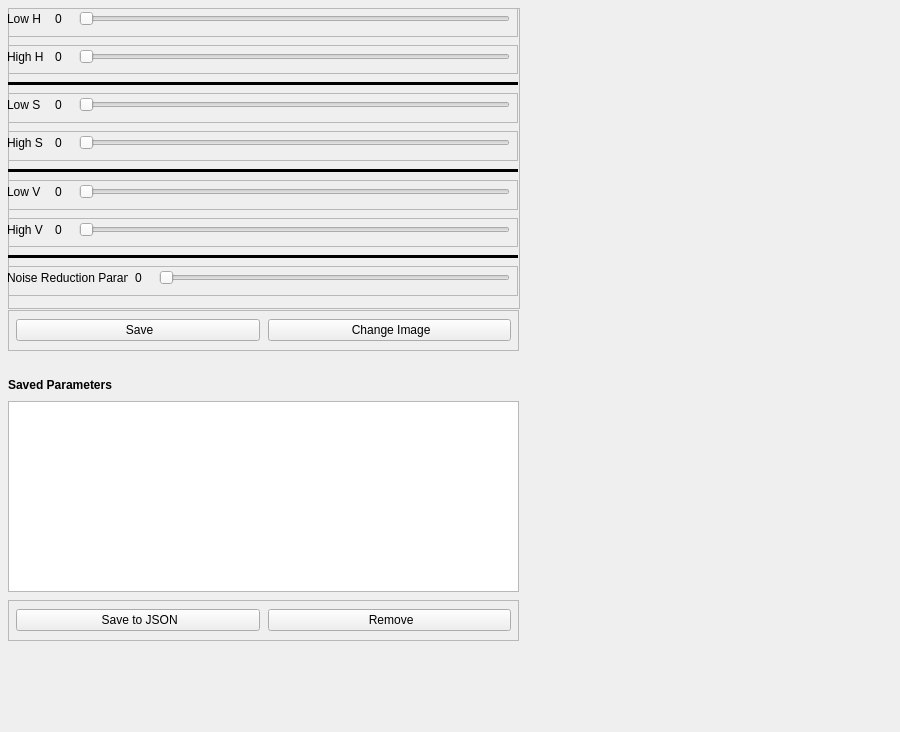
Before: the Qt Designer form Views/TrainerView.ui in cforclown/identifikasi-kualitas-daging-sapi-unggul-dgn-menggunakan-metode-regionprops, drawn with Qt 5.
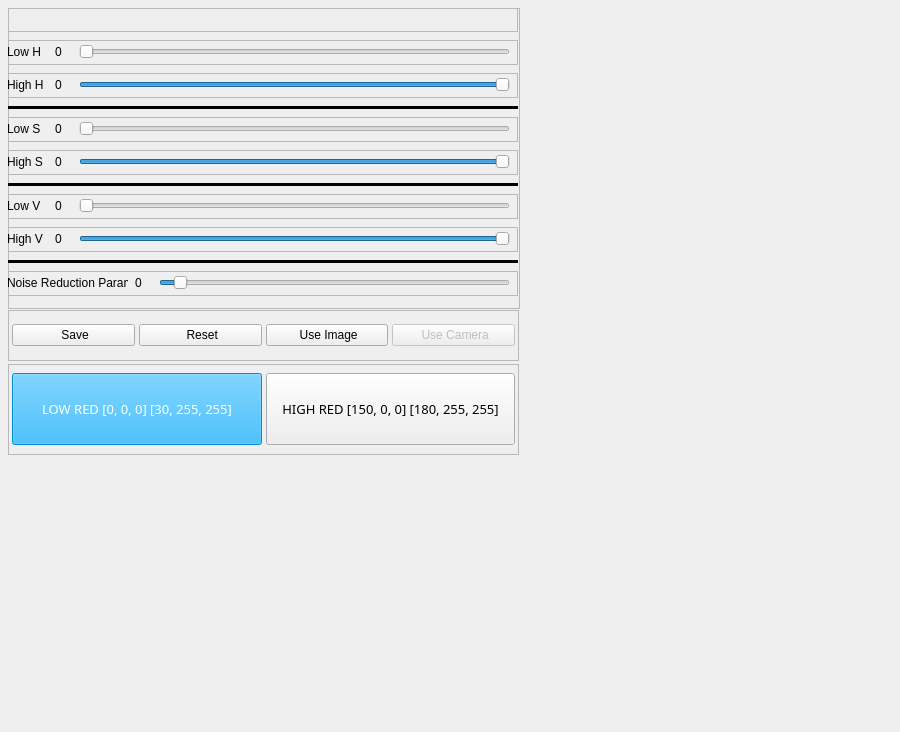
After: the same form once the commit is applied. Icons and pictures are not drawn.

```diff
--- a/Views/TrainerView.ui
+++ b/Views/TrainerView.ui
@@ -72,9 +72,73 @@
       <property name="leftMargin">
        <number>0</number>
       </property>
+      <property name="topMargin">
+       <number>0</number>
+      </property>
       <property name="bottomMargin">
        <number>12</number>
       </property>
+      <item>
+       <widget class="QFrame" name="HSVRange">
+        <property name="frameShape">
+         <enum>QFrame::StyledPanel</enum>
+        </property>
+        <property name="frameShadow">
+         <enum>QFrame::Raised</enum>
+        </property>
+        <widget class="QLabel" name="blank">
+         <property name="geometry">
+          <rect>
+           <x>0</x>
+           <y>0</y>
+           <width>48</width>
+           <height>24</height>
+          </rect>
+         </property>
+         <property name="text">
+          <string/>
+         </property>
+         <property name="margin">
+          <number>4</number>
+         </property>
+        </widget>
+        <widget class="QLabel" name="blank_2">
+         <property name="geometry">
+          <rect>
+           <x>48</x>
+           <y>0</y>
+           <width>24</width>
+           <height>24</height>
+          </rect>
+         </property>
+         <property name="text">
+          <string/>
+         </property>
+        </widget>
+        <widget class="QLabel" name="label">
+         <property name="geometry">
+          <rect>
+           <x>72</x>
+           <y>0</y>
+           <width>431</width>
+           <height>24</height>
+          </rect>
+         </property>
+         <property name="text">
+          <string/>
+         </property>
+         <property name="pixmap">
+          <pixmap>Resources/hsv.png</pixmap>
+         </property>
+         <property name="scaledContents">
+          <bool>true</bool>
+         </property>
+         <property name="alignment">
+          <set>Qt::AlignCenter</set>
+         </property>
+        </widget>
+       </widget>
+      </item>
       <item>
        <widget class="QFrame" name="lowHFrame">
         <property name="frameShape">
@@ -92,6 +156,9 @@
            <height>24</height>
           </rect>
          </property>
+         <property name="maximum">
+          <number>180</number>
+         </property>
          <property name="orientation">
           <enum>Qt::Horizontal</enum>
          </property>
@@ -144,6 +211,12 @@
            <height>24</height>
           </rect>
          </property>
+         <property name="maximum">
+          <number>180</number>
+         </property>
+         <property name="value">
+          <number>180</number>
+         </property>
          <property name="orientation">
           <enum>Qt::Horizontal</enum>
          </property>
@@ -209,6 +282,9 @@
            <height>24</height>
           </rect>
          </property>
+         <property name="maximum">
+          <number>255</number>
+         </property>
          <property name="orientation">
           <enum>Qt::Horizontal</enum>
          </property>
@@ -261,6 +337,12 @@
            <height>24</height>
           </rect>
          </property>
+         <property name="maximum">
+          <number>255</number>
+         </property>
+         <property name="value">
+          <number>255</number>
+         </property>
          <property name="orientation">
           <enum>Qt::Horizontal</enum>
          </property>
@@ -326,6 +408,9 @@
            <height>24</height>
           </rect>
          </property>
+         <property name="maximum">
+          <number>255</number>
+         </property>
          <property name="orientation">
           <enum>Qt::Horizontal</enum>
          </property>
@@ -378,6 +463,12 @@
            <height>24</height>
           </rect>
          </property>
+         <property name="maximum">
+          <number>255</number>
+         </property>
+         <property name="value">
+          <number>255</number>
+         </property>
          <property name="orientation">
           <enum>Qt::Horizontal</enum>
          </property>
@@ -443,6 +534,15 @@
            <height>24</height>
           </rect>
          </property>
+         <property name="minimum">
+          <number>1</number>
+         </property>
+         <property name="singleStep">
+          <number>2</number>
+         </property>
+         <property name="value">
+          <number>5</number>
+         </property>
          <property name="orientation">
           <enum>Qt::Horizontal</enum>
          </property>
@@ -538,110 +638,13 @@
      <bool>true</bool>
     </property>
    </widget>
-   <widget class="QListView" name="savedParamsListView">
-    <property name="geometry">
-     <rect>
-      <x>8</x>
-      <y>401</y>
-      <width>511</width>
-      <height>191</height>
-     </rect>
-    </property>
-   </widget>
-   <widget class="QFrame" name="listControlFrame">
-    <property name="geometry">
-     <rect>
-      <x>8</x>
-      <y>600</y>
-      <width>511</width>
-      <height>41</height>
-     </rect>
-    </property>
-    <property name="frameShape">
-     <enum>QFrame::StyledPanel</enum>
-    </property>
-    <property name="frameShadow">
-     <enum>QFrame::Raised</enum>
-    </property>
-    <widget class="QWidget" name="horizontalLayoutWidget">
-     <property name="geometry">
-      <rect>
-       <x>0</x>
-       <y>0</y>
-       <width>511</width>
-       <height>41</height>
-      </rect>
-     </property>
-     <layout class="QHBoxLayout" name="listControlLayout">
-      <property name="spacing">
-       <number>8</number>
-      </property>
-      <property name="leftMargin">
-       <number>8</number>
-      </property>
-      <property name="rightMargin">
-       <number>8</number>
-      </property>
-      <item>
-       <widget class="QPushButton" name="saveListToJSONBtn">
-        <property name="text">
-         <string> Save to JSON</string>
-        </property>
-        <property name="icon">
-         <iconset>
-          <normaloff>Resources/code.png</normaloff>Resources/code.png</iconset>
-        </property>
-        <property name="iconSize">
-         <size>
-          <width>18</width>
-          <height>18</height>
-         </size>
-        </property>
-       </widget>
-      </item>
-      <item>
-       <widget class="QPushButton" name="removeParamsBtn">
-        <property name="text">
-         <string> Remove</string>
-        </property>
-        <property name="icon">
-         <iconset>
-          <normaloff>Resources/delete-button.png</normaloff>Resources/delete-button.png</iconset>
-        </property>
-        <property name="iconSize">
-         <size>
-          <width>18</width>
-          <height>18</height>
-         </size>
-        </property>
-       </widget>
-      </item>
-     </layout>
-    </widget>
-   </widget>
-   <widget class="QLabel" name="savedParamsText">
-    <property name="geometry">
-     <rect>
-      <x>8</x>
-      <y>370</y>
-      <width>511</width>
-      <height>31</height>
-     </rect>
-    </property>
-    <property name="text">
-     <string>&lt;html&gt;&lt;head/&gt;&lt;body&gt;&lt;p&gt;&lt;span style=&quot; font-weight:600;&quot;&gt;Saved Parameters&lt;/span&gt;&lt;/p&gt;&lt;/body&gt;&lt;/html&gt;</string>
-    </property>
-    <property name="margin">
-     <number>4</number>
-    </property>
-   </widget>
    <widget class="QFrame" name="paramsControlFrame">
     <property name="geometry">
      <rect>
       <x>8</x>
       <y>310</y>
       <width>511</width>
-      <height>41</height>
+      <height>51</height>
      </rect>
     </property>
     <property name="frameShape">
@@ -656,18 +659,18 @@
        <x>0</x>
        <y>0</y>
        <width>511</width>
-       <height>41</height>
+       <height>51</height>
       </rect>
      </property>
      <layout class="QHBoxLayout" name="paramsControlLayout">
       <property name="spacing">
-       <number>8</number>
+       <number>4</number>
       </property>
       <property name="leftMargin">
-       <number>8</number>
+       <number>4</number>
       </property>
       <property name="rightMargin">
-       <number>8</number>
+       <number>4</number>
       </property>
       <item>
        <widget class="QPushButton" name="saveParamsBtn">
@@ -683,7 +686,27 @@
       <item>
        <widget class="QPushButton" name="changeImgBtn">
         <property name="text">
-         <string> Change Image</string>
+         <string> Reset</string>
+        </property>
+        <property name="icon">
+         <iconset>
+          <normaloff>Resources/undo.png</normaloff>Resources/undo.png</iconset>
+        </property>
+        <property name="iconSize">
+         <size>
+          <width>18</width>
+          <height>18</height>
+         </size>
+        </property>
+       </widget>
+      </item>
+      <item>
+       <widget class="QPushButton" name="useImgBtn">
+        <property name="enabled">
+         <bool>true</bool>
+        </property>
+        <property name="text">
+         <string> Use Image</string>
         </property>
         <property name="icon">
          <iconset>
@@ -694,6 +717,119 @@
           <width>18</width>
           <height>18</height>
          </size>
+        </property>
+       </widget>
+      </item>
+      <item>
+       <widget class="QPushButton" name="useCameraBtn">
+        <property name="enabled">
+         <bool>false</bool>
+        </property>
+        <property name="text">
+         <string> Use Camera</string>
+        </property>
+        <property name="icon">
+         <iconset>
+          <normaloff>Resources/camera-lens.png</normaloff>Resources/camera-lens.png</iconset>
+        </property>
+        <property name="iconSize">
+         <size>
+          <width>18</width>
+          <height>18</height>
+         </size>
+        </property>
+       </widget>
+      </item>
+     </layout>
+    </widget>
+   </widget>
+   <widget class="QFrame" name="frame">
+    <property name="geometry">
+     <rect>
+      <x>8</x>
+      <y>364</y>
+      <width>511</width>
+      <height>91</height>
+     </rect>
+    </property>
+    <property name="frameShape">
+     <enum>QFrame::StyledPanel</enum>
+    </property>
+    <property name="frameShadow">
+     <enum>QFrame::Raised</enum>
+    </property>
+    <widget class="QWidget" name="horizontalLayoutWidget_2">
+     <property name="geometry">
+      <rect>
+       <x>0</x>
+       <y>0</y>
+       <width>511</width>
+       <height>91</height>
+      </rect>
+     </property>
+     <layout class="QHBoxLayout" name="horizontalLayout">
+      <property name="spacing">
+       <number>4</number>
+      </property>
+      <property name="leftMargin">
+       <number>4</number>
+      </property>
+      <property name="topMargin">
+       <number>4</number>
+      </property>
+      <property name="rightMargin">
+       <number>4</number>
+      </property>
+      <property name="bottomMargin">
+       <number>4</number>
+      </property>
+      <item>
+       <widget class="QPushButton" name="lowRedValueTextBtn">
+        <property name="enabled">
+         <bool>false</bool>
+        </property>
+        <property name="maximumSize">
+         <size>
+          <width>16777215</width>
+          <height>72</height>
+         </size>
+        </property>
+        <property name="font">
+         <font>
+          <family>Franklin Gothic Heavy</family>
+          <pointsize>10</pointsize>
+          <weight>50</weight>
+          <bold>false</bold>
+         </font>
+        </property>
+        <property name="styleSheet">
+         <string notr="true">background-color: rgb(0, 170, 255);
+color: rgb(255, 255, 255);</string>
+        </property>
+        <property name="text">
+         <string>LOW RED [0, 0, 0] [30, 255, 255]</string>
+        </property>
+       </widget>
+      </item>
+      <item>
+       <widget class="QPushButton" name="highRedValueTextBtn">
+        <property name="enabled">
+         <bool>true</bool>
+        </property>
+        <property name="maximumSize">
+         <size>
+          <width>16777215</width>
+          <height>72</height>
+         </size>
+        </property>
+        <property name="font">
+         <font>
+          <family>Franklin Gothic Heavy</family>
+          <pointsize>10</pointsize>
+         </font>
+        </property>
+        <property name="text">
+         <string>HIGH RED [150, 0, 0] [180, 255, 255]</string>
         </property>
        </widget>
       </item>
```
Left out of the diff: 4 changed lines with no effect on the pictures.
